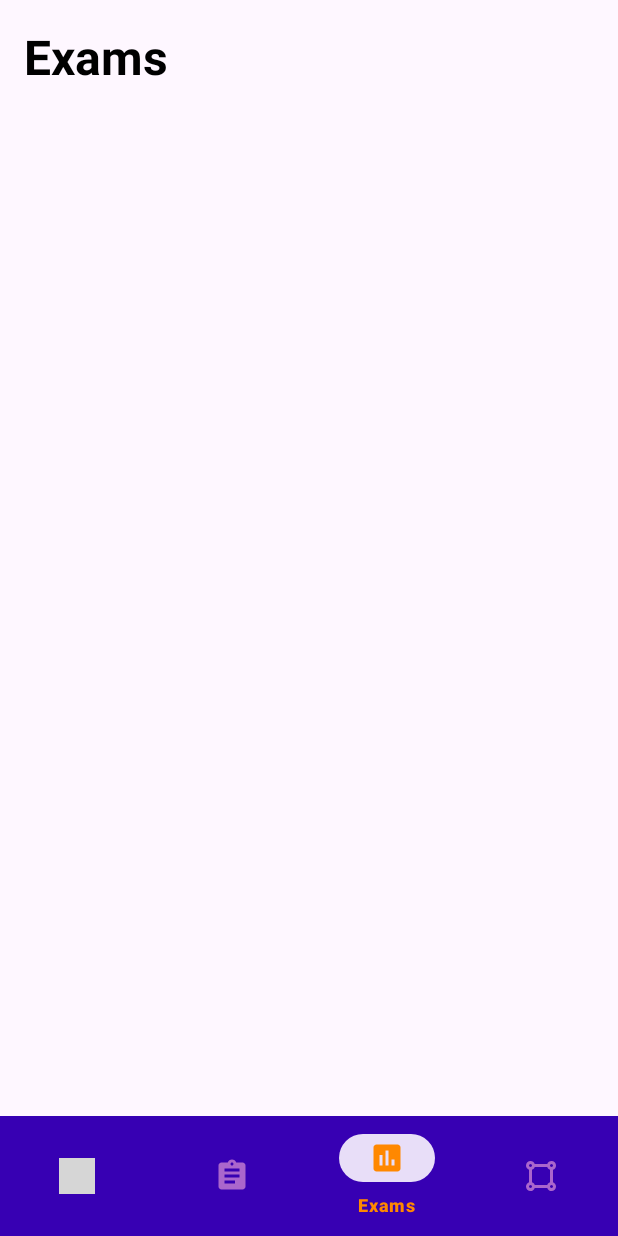
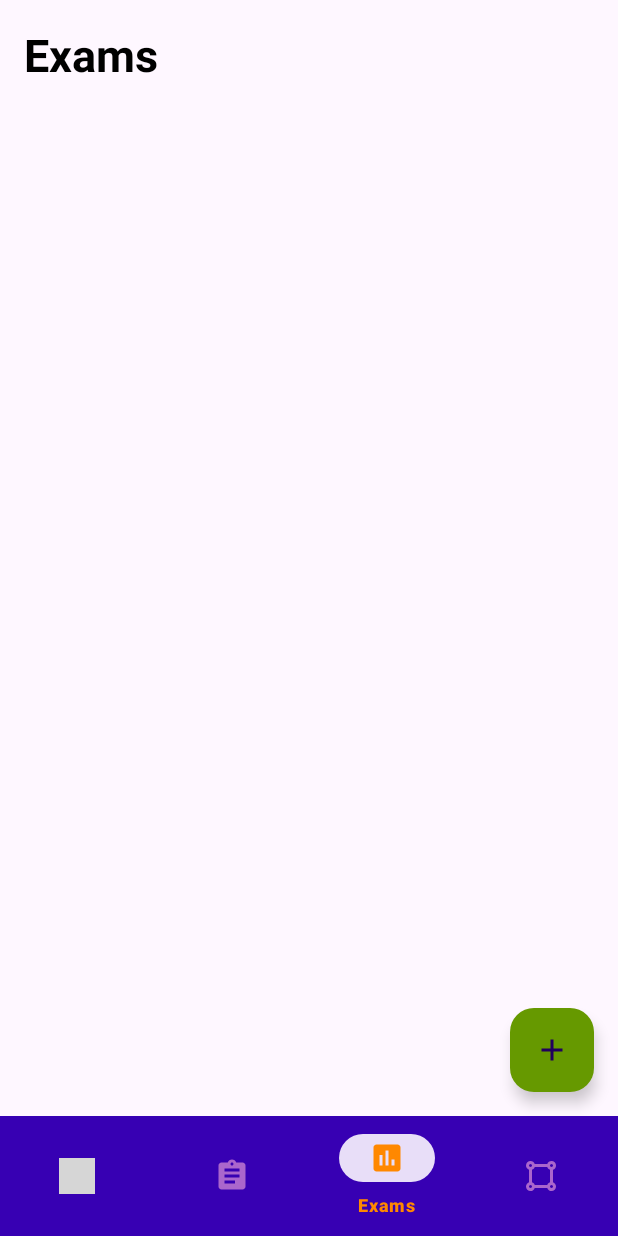
Before and after one commit to prishavall/CollegeSchedulingApp, an Android app: the MiddlePage2 screen opened directly, with no data from a screen before it, on a phone screen of 412 x 824 dp. Run offline under Robolectric (Android 15) with nearby library versions, the phone set to English and light mode, and no system bars; grey boxes are pictures that could not be loaded.

Commit message:
new stuff including adding pages

```diff
--- a/app/src/main/res/layout/activity_middle_page2.xml
+++ b/app/src/main/res/layout/activity_middle_page2.xml
@@ -1,7 +1,8 @@
 <?xml version="1.0" encoding="utf-8"?>
-<RelativeLayout xmlns:android="http://schemas.android.com/apk/res/android"
+<androidx.constraintlayout.widget.ConstraintLayout xmlns:android="http://schemas.android.com/apk/res/android"
     xmlns:app="http://schemas.android.com/apk/res-auto"
     xmlns:tools="http://schemas.android.com/tools"
+    android:id="@+id/relativeLayout"
     android:layout_width="match_parent"
     android:layout_height="match_parent"
     tools:context=".MiddlePage2">
@@ -10,21 +11,46 @@
         android:id="@+id/examsText"
         android:layout_width="wrap_content"
         android:layout_height="wrap_content"
-        android:textStyle="bold"
+        android:layout_marginStart="16dp"
+        android:layout_marginTop="16dp"
+        android:layout_marginBottom="16dp"
         android:text="Exams"
         android:textColor="@color/black"
-        android:layout_marginStart="16dp"
-        android:layout_marginBottom="16dp"
-        android:layout_marginTop="16dp"
-        android:textSize="32sp" />
+        android:textSize="30sp"
+        android:textStyle="bold"
+        app:layout_constraintStart_toStartOf="parent"
+        app:layout_constraintTop_toTopOf="parent" />
+
     <com.google.android.material.bottomnavigation.BottomNavigationView
+        android:id="@+id/bottom_navigator"
         android:layout_width="match_parent"
         android:layout_height="wrap_content"
-        android:id="@+id/bottom_navigator"
         app:itemBackground="@color/design_default_color_primary_dark"
+        app:itemIconTint="@drawable/selector"
         app:itemTextColor="@drawable/selector"
-        app:itemIconTint="@drawable/selector"
-        app:menu="@menu/menu"
-        android:layout_alignParentBottom="true" />
+        app:layout_constraintBottom_toBottomOf="parent"
+        app:layout_constraintStart_toStartOf="parent"
+        app:menu="@menu/menu" />
 
-</RelativeLayout>
+    <androidx.recyclerview.widget.RecyclerView
+        android:id="@+id/tasksRecyclerView"
+        android:layout_width="match_parent"
+        android:layout_height="wrap_content"
+        android:layout_below="@id/examsText"
+        app:layoutManager = "androidx.recyclerview.widget.LinearLayoutManager"
+        android:nestedScrollingEnabled="true"
+        tools:ignore="MissingConstraints" />
+
+    <com.google.android.material.floatingactionbutton.FloatingActionButton
+        android:id="@+id/fab"
+        android:layout_width="wrap_content"
+        android:layout_height="wrap_content"
+        android:layout_margin="16dp"
+        android:backgroundTint="@android:color/holo_green_dark"
+        android:src="@drawable/baseline_add_24"
+        android:contentDescription="Add item"
+        app:layout_constraintBottom_toTopOf="@id/bottom_navigator"
+        app:layout_constraintEnd_toEndOf="parent" />
+
+
+</androidx.constraintlayout.widget.ConstraintLayout>
```
Also changed, not shown: app/src/main/java/com/example/emptyactivityapp/Adapter/MiddlePage2Adapter.java (added, +65 -0 lines), app/src/main/java/com/example/emptyactivityapp/Model/MiddlePage2Model.java (added, +49 -0 lines), app/src/main/res/layout/exam_layout.xml (added, +31 -0 lines).
